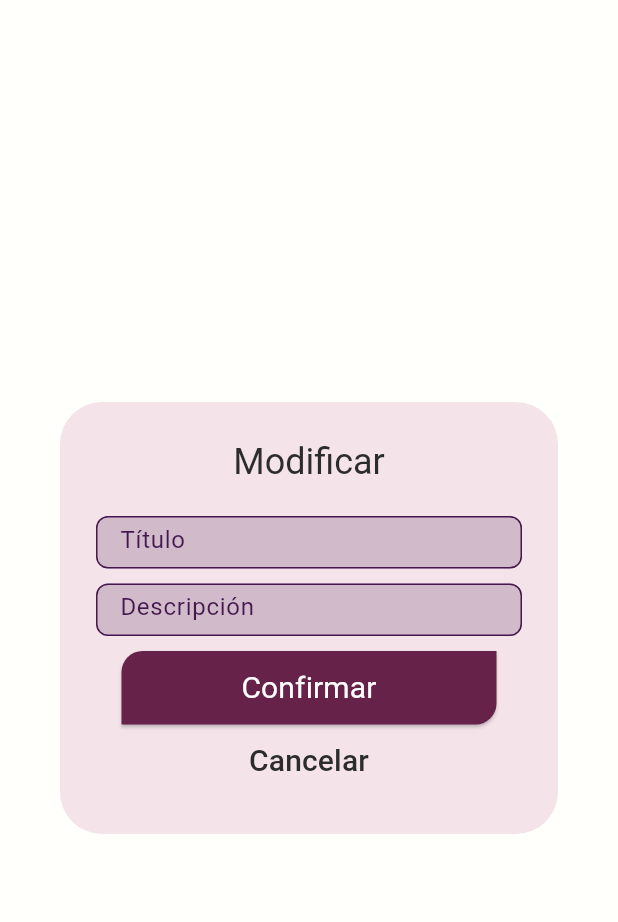
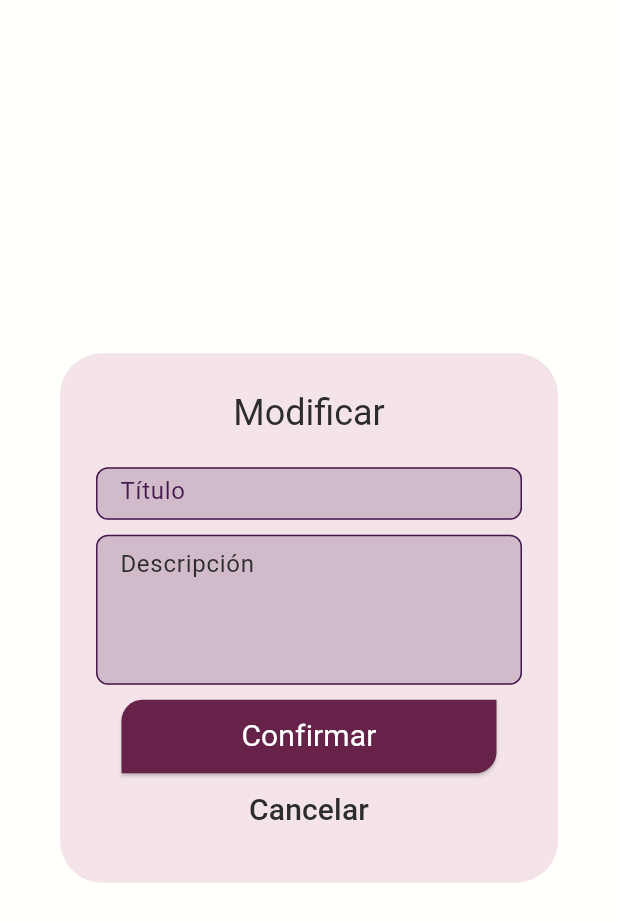
Before and after one commit to sackflorencia/Nava, a Flutter app: the ModifyTitleAndDescriptionPopUp widget shown alone on an empty page, opened directly with empty values, on a phone screen of 412 x 824 dp. Shown: the top 922 px of the screen. Run offline on Flutter 3.47's test engine with Material 3 defaults, Android fonts, the light colour scheme and no system bars; our stand-ins replace flutter_riverpod, fluttertoast, go_router; missing offline and left inert: string_to_icon.

Commit message:
Refactor navigation and UI components, remove Navbar
Removed the Navbar drawer and all its usages from screens, simplifying navigation. Updated the app bar to use a clickable title for home navigation. Improved stage and task UI components, including editable stage titles and enhanced text fields. Added a copyWith method to the Stage model and fixed state handling in task difficulty details.

```diff
--- a/lib/src/routes/router.dart
+++ b/lib/src/routes/router.dart
@@ -12,7 +12,7 @@ final GoRouter router = GoRouter(
     GoRoute(path: '/', builder: (context, state) => const Account()),
     GoRoute(
       path: '/home',
-      builder: (context, state) => HomeScreen(email: state.extra as String),
+      builder: (context, state) => HomeScreen(),
     ),
     GoRoute(
       path: '/choose_goal_template',
--- a/lib/src/screens/choose_goal_template.dart
+++ b/lib/src/screens/choose_goal_template.dart
@@ -1,7 +1,6 @@
 import 'package:flutter/material.dart';
 import 'package:nava/src/widgets/list_goal_template.dart';
 import 'package:nava/src/widgets/nava_app_bar.dart';
-import 'package:nava/src/widgets/navbar.dart';
 
 class ChooseGoalTemplate extends StatelessWidget {
   final String goalTitle;
@@ -11,7 +10,6 @@ class ChooseGoalTemplate extends StatelessWidget {
   Widget build(BuildContext context) {
     return Scaffold(
       appBar: NavaAppBar(),
-      drawer: Navbar(),
       body: Center(
         child: Column(
           children: [
--- a/lib/src/screens/goal_view.dart
+++ b/lib/src/screens/goal_view.dart
@@ -7,7 +7,6 @@ import 'package:nava/src/services/get_objects_and_lists.dart';
 import 'package:nava/src/widgets/add_stage_button.dart';
 import 'package:nava/src/widgets/modify_title_and_description_pop_up.dart';
 import 'package:nava/src/widgets/nava_app_bar.dart';
-import 'package:nava/src/widgets/navbar.dart';
 import 'package:nava/src/widgets/personalized_outlined_button.dart';
 import 'package:nava/src/widgets/stage_list_tile.dart';
 
@@ -44,7 +43,6 @@ class _GoalViewState extends State<GoalView> {
     late List<Stage> stages = getStagesByGoalId(_goal.id);
     return Scaffold(
       appBar: NavaAppBar(),
-      drawer: Navbar(),
       body: Center(
         child: Column(
           children: [
--- a/lib/src/screens/task_details.dart
+++ b/lib/src/screens/task_details.dart
@@ -4,7 +4,6 @@ import 'package:nava/src/models/task.dart';
 import 'package:nava/src/services/change_object_values.dart';
 import 'package:nava/src/services/get_objects_and_lists.dart';
 import 'package:nava/src/widgets/nava_app_bar.dart';
-import 'package:nava/src/widgets/navbar.dart';
 import 'package:nava/src/widgets/stages_dropdown.dart';
 import 'package:nava/src/widgets/task_difficulty_details.dart';
 import 'package:nava/src/widgets/task_estimated_time_details.dart';
@@ -43,7 +42,6 @@ class _TaskDetailsState extends State<TaskDetails> {
   Widget build(BuildContext context) {
     return Scaffold(
       appBar: NavaAppBar(),
-      drawer: Navbar(),
       body: Align(
         alignment: Alignment.topLeft,
         child: Padding(
--- a/lib/src/widgets/modify_title_and_description_pop_up.dart
+++ b/lib/src/widgets/modify_title_and_description_pop_up.dart
@@ -32,13 +32,50 @@ class ModifyTitleAndDescriptionPopUp extends StatelessWidget {
             color: Theme.of(context).colorScheme.secondary,
           ),
           const SizedBox(height: 10),
-          if(descriptionController != null)...[
-            LittleTextField(
-            hintText: 'Descripción',
-            controller: descriptionController!,
-            color: Theme.of(context).colorScheme.secondary,
-          ),
-          const SizedBox(height: 10),
+          if (descriptionController != null) ...[
+            SizedBox(
+              height: 100,
+              child: TextField(
+                expands: true,
+                maxLines: null,
+                textAlignVertical: TextAlignVertical.top,
+                controller: descriptionController!,
+                style: TextStyle(
+                  color: Theme.of(context).colorScheme.onInverseSurface,
+                ),
+                decoration: InputDecoration(
+                  hintText: 'Descripción',
+                  border: OutlineInputBorder(
+                    borderRadius: BorderRadius.circular(8.0),
+                  ),
+                  contentPadding: EdgeInsets.symmetric(
+                    horizontal: 12.0,
+                    vertical: 8.0,
+                  ),
+                  hintStyle: TextStyle(
+                    color: Theme.of(context).colorScheme.onInverseSurface,
+                  ),
+                  enabledBorder: OutlineInputBorder(
+                    borderRadius: BorderRadius.circular(8.0),
+                    borderSide: BorderSide(
+                      color: Theme.of(context).colorScheme.secondary,
+                    ),
+                  ),
+                  focusedBorder: OutlineInputBorder(
+                    borderRadius: BorderRadius.circular(8.0),
+                    borderSide: BorderSide(
+                      color: Theme.of(context).colorScheme.primary,
+                      width: 2,
+                    ),
+                  ),
+                  filled: true,
+                  fillColor: Theme.of(
+                    context,
+                  ).colorScheme.secondary.withValues(alpha: 0.2),
+                ),
+              ),
+            ),
+            const SizedBox(height: 10),
           ],
           Center(
             child: PersonalizedElevatedButton(
--- a/lib/src/widgets/task_estimated_time_details.dart
+++ b/lib/src/widgets/task_estimated_time_details.dart
@@ -71,7 +71,7 @@ class TaskEstimatedTimeDetails extends StatelessWidget {
                   child: Text(
                     'Tiempo estimado',
                     style: TextStyle(
-                      fontSize: 16,
+                      fontSize: 18,
                       color: Theme.of(context).colorScheme.onInverseSurface,
                     ),
                   ),
```
Also changed, not shown: lib/src/models/stage.dart (+13 -0 lines), lib/src/screens/home_screen.dart (+1 -7 lines), lib/src/widgets/nava_app_bar.dart (+17 -9 lines), lib/src/widgets/navbar.dart (deleted, +0 -51 lines), lib/src/widgets/stage_list_tile.dart (+40 -27 lines), lib/src/widgets/task_difficulty_details.dart (+30 -12 lines).
